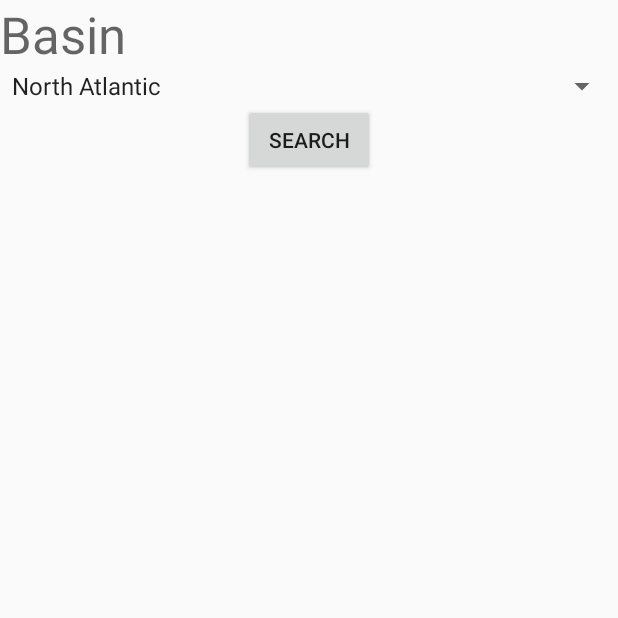
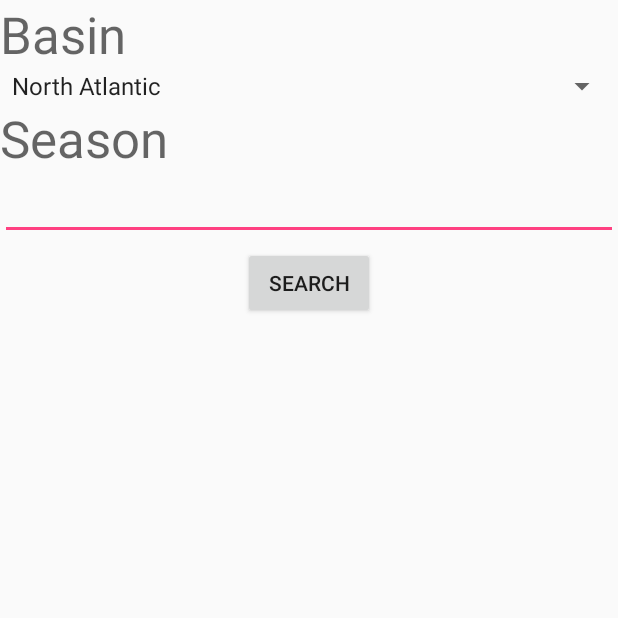
Before and after one commit to rmmartin02/Historic-Hurricane-Tracks, an Android app: the screen it shows after launch (MapsActivity), after a tap on "SEARCH", on a phone screen of 412 x 824 dp, the top half of it. Run offline under Robolectric (Android 15) with nearby library versions, the phone set to English and light mode, and no system bars; 1 statement that could not run was skipped.

Commit message:
working season selection (still want something better)

```diff
--- a/app/src/main/java/martin/noaahurricanetracks/MainActivity.java
+++ b/app/src/main/java/martin/noaahurricanetracks/MainActivity.java
@@ -11,6 +11,7 @@ import android.view.View;
 import android.widget.AdapterView;
 import android.widget.ArrayAdapter;
 import android.widget.Button;
+import android.widget.EditText;
 import android.widget.Spinner;
 import android.widget.Toast;
 
@@ -25,11 +26,9 @@ public class MainActivity extends Activity implements AdapterView.OnItemSelected
         setContentView(R.layout.activity_main);
 
         // Spinner element
-        final Spinner spinner = (Spinner) findViewById(R.id.basinSpinner);
-
+        final Spinner basinSpinner = (Spinner) findViewById(R.id.basinSpinner);
         // Spinner click listener
-        spinner.setOnItemSelectedListener(this);
-
+        basinSpinner.setOnItemSelectedListener(this);
         // Spinner Drop down elements
         List<String> basinList = new ArrayList<String>();
         basinList.add("North Atlantic");
@@ -39,15 +38,15 @@ public class MainActivity extends Activity implements AdapterView.OnItemSelected
         basinList.add("South Pacific");
         basinList.add("North Indian");
         basinList.add("South Indian");
-
-        // Creating adapter for spinner
+        // reating adapter for spinner
         ArrayAdapter<String> dataAdapter = new ArrayAdapter<String>(this, android.R.layout.simple_spinner_item, basinList);
-
         // Drop down layout style - list view with radio button
         dataAdapter.setDropDownViewResource(android.R.layout.simple_spinner_dropdown_item);
+        // attaching data adapter to spinner
+        basinSpinner.setAdapter(dataAdapter);
 
-        // attaching data adapter to spinner
-        spinner.setAdapter(dataAdapter);
+        //season selection
+        final EditText seasonText = (EditText) findViewById(R.id.seasonEditText);
 
         //search button
         Button searchButton = (Button) findViewById(R.id.searchButton);
@@ -58,7 +57,8 @@ public class MainActivity extends Activity implements AdapterView.OnItemSelected
                 // Start NewActivity.class
                 Intent myIntent = new Intent(MainActivity.this,
                         MapsActivity.class);
-                myIntent.putExtra("basin", spinner.getSelectedItem().toString());
+                myIntent.putExtra("basin", basinSpinner.getSelectedItem().toString());
+                myIntent.putExtra("season", Integer.parseInt(seasonText.getText().toString()));
                 startActivity(myIntent);
             }
         });
--- a/app/src/main/java/martin/noaahurricanetracks/MapsActivity.java
+++ b/app/src/main/java/martin/noaahurricanetracks/MapsActivity.java
@@ -75,7 +75,8 @@ public class MapsActivity extends FragmentActivity implements OnMapReadyCallback
             while (s.hasNextLine()) {
                 String[] row = s.nextLine().replace(" ", "").split(",");
                 //Put info into objects for easier manipulation
-                if (Integer.parseInt(row[1]) == 2005) {
+                //Season Selection
+                if (Integer.parseInt(row[1]) == bdl.getInt("season")) {
                     if (!row[0].equals(tempSerNum)) {
                         hurrNum++;
                         //Hurricane(String serialNumber, int season, int num, String basin, String subBasin, String name)
--- a/app/src/main/res/layout/activity_main.xml
+++ b/app/src/main/res/layout/activity_main.xml
@@ -31,8 +31,29 @@
         android:id="@+id/searchButton"
         android:layout_width="wrap_content"
         android:layout_height="wrap_content"
+        android:text="Search"
+        android:layout_below="@+id/seasonTextView"
+        android:layout_centerHorizontal="true"
+        android:layout_marginTop="50dp" />
+
+    <TextView
+        android:id="@+id/seasonTextView"
+        android:layout_width="match_parent"
+        android:layout_height="wrap_content"
+        android:layout_alignParentLeft="true"
+        android:layout_alignParentStart="true"
         android:layout_below="@+id/basinSpinner"
-        android:layout_centerHorizontal="true"
-        android:text="Search" />
+        android:text="Season"
+        android:textAppearance="@style/TextAppearance.AppCompat.Display1" />
+
+    <EditText
+        android:id="@+id/seasonEditText"
+        android:layout_width="match_parent"
+        android:layout_height="wrap_content"
+        android:layout_alignParentLeft="true"
+        android:layout_alignParentStart="true"
+        android:layout_below="@+id/seasonTextView"
+        android:ems="10"
+        android:inputType="textPersonName" />
 
 </RelativeLayout>
```
